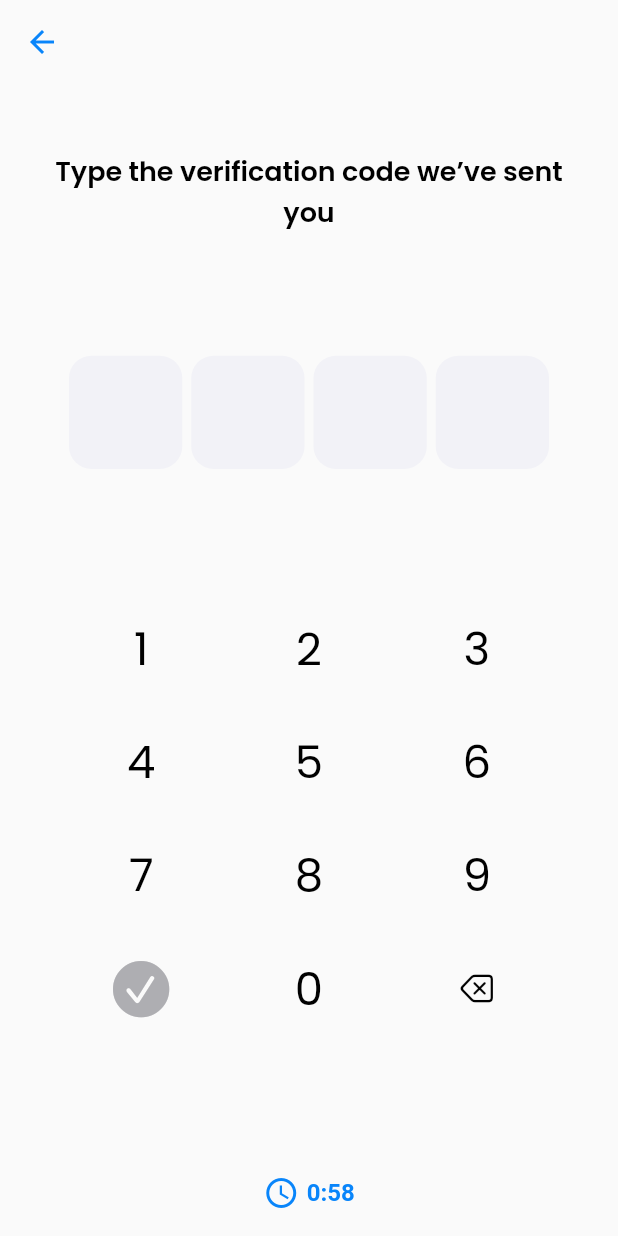
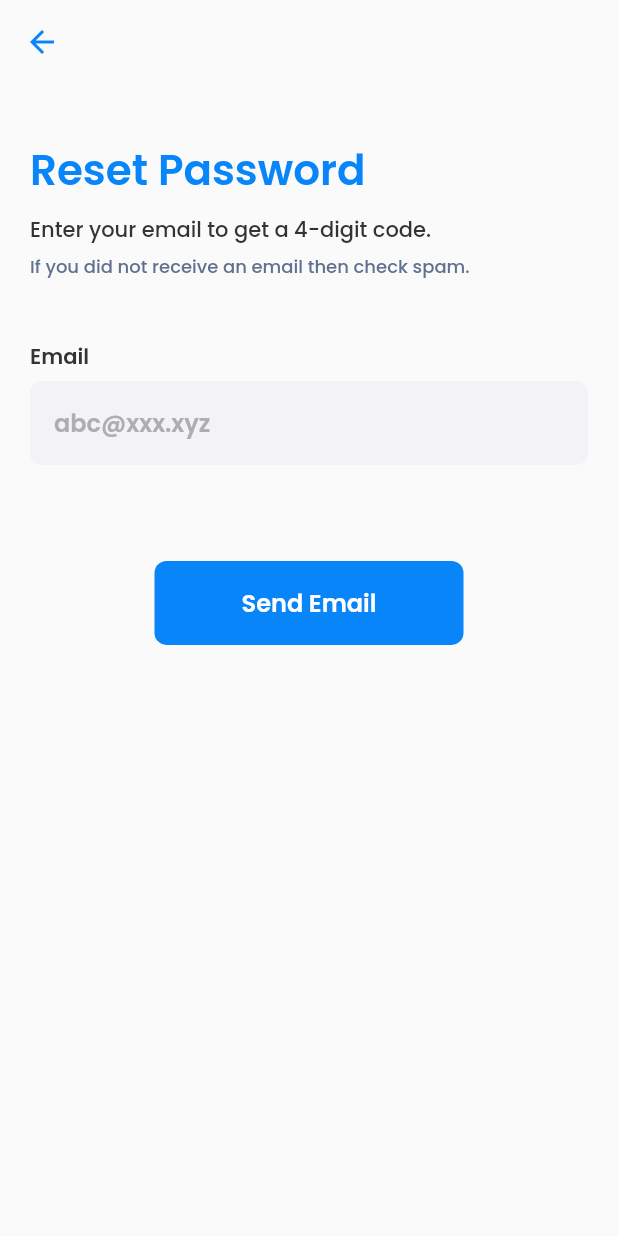
Before and after one commit to faizan-185/health_care_frontend, a Flutter app: the screen it shows after launch, after a tap on "forgot password", on a phone screen of 412 x 824 dp. Run offline on Flutter 3.47's test engine with Material 2 defaults, Android fonts, the phone set to English and light mode, and no system bars; our stand-ins replace animated_text_kit, flutter_svg, font_awesome_flutter, google_fonts, local_auth; network calls fail.

Commit message:
new commit

```diff
--- a/lib/config/data_classes.dart
+++ b/lib/config/data_classes.dart
@@ -13,4 +13,5 @@ class UserLoginData{
   static String country = "";
   static String area = "";
   static String postalCode = "";
+  static String code = "";
 }
--- a/lib/config/urls.dart
+++ b/lib/config/urls.dart
@@ -1,5 +1,6 @@
 
 class Urls{
+  static String sendEmailUrl = "https://api.emailjs.com/api/v1.0/email/send";
   static String baseUrl = "https://healthcare-app0.herokuapp.com/";
   static String loginUrl = "user/login";
   static String registerUrl = "user/register-for-mobile";
--- a/lib/routes/all_routes.dart
+++ b/lib/routes/all_routes.dart
@@ -4,6 +4,7 @@ import 'package:health_care/screens/auth/login.dart';
 import 'package:health_care/screens/auth/otp.dart';
 import 'package:health_care/screens/auth/register.dart';
 import 'package:health_care/screens/auth/reset_password.dart';
+import 'package:health_care/screens/auth/send_email.dart';
 import 'package:health_care/screens/home/home_screen.dart';
 import 'package:health_care/screens/welcome/splash.dart';
 import 'package:health_care/screens/welcome/welcome_screen.dart';
@@ -14,9 +15,10 @@ class Routes {
       '/': (_) => SplashScreen(),
       '/HomeScreen': (_) => HomeScreen(),
       '/ResetPasswordScreen': (_) => ResetPasswordScreen(),
-      '/OptScreen': (_) => OtpVerification(),
+      '/OtpScreen': (_) => OtpVerification(),
       '/RegisterScreen': (_) => RegisterScreen(),
-      '/LoginScreen': (_) => LoginScreen()
+      '/LoginScreen': (_) => LoginScreen(),
+      '/SendEmail': (_) => SendEmail()
     };
   }
 
--- a/lib/screens/auth/login.dart
+++ b/lib/screens/auth/login.dart
@@ -179,7 +179,7 @@ class _LoginScreen extends State<LoginScreen> {
                   child: GestureDetector(
                     onTap: () {
                       Navigator.pushNamed(
-                          context, '/OtpScreen');
+                          context, '/SendEmail');
                     },
                     child: Text(
                       'forgot password',
--- /dev/null
+++ b/lib/screens/auth/profile.dart
@@ -0,0 +1 @@
+import 'package:flutter/material.dart';
--- /dev/null
+++ b/lib/screens/auth/send_email.dart
@@ -0,0 +1,136 @@
+import 'dart:math';
+
+import 'package:flutter/material.dart';
+import 'package:health_care/config/data_classes.dart';
+import 'package:health_care/config/dimensions.dart';
+import 'package:health_care/config/styles.dart';
+import 'package:health_care/services/api_funtions/password_reset_functions.dart';
+import 'package:health_care/widgets/snackbars.dart';
+import 'package:health_care/widgets/verido-form-field.dart';
+import 'package:health_care/widgets/verido-primary-button.dart';
+
+class SendEmail extends StatefulWidget {
+  const SendEmail({Key? key}) : super(key: key);
+
+  @override
+  _SendEmailState createState() => _SendEmailState();
+}
+
+class _SendEmailState extends State<SendEmail> {
+
+  final _formKey = GlobalKey<FormState>();
+  TextEditingController _emailController = TextEditingController();
+  bool progress = false;
+  @override
+  Widget build(BuildContext context) {
+    return Scaffold(
+      appBar: AppBar(
+        backgroundColor: kBackground,
+        elevation: 0,
+        iconTheme: IconThemeData(
+          color: kPrimary
+        ),
+      ),
+      backgroundColor: kBackground,
+      body: ListView(
+        shrinkWrap: true,
+        padding: EdgeInsets.all(20),
+        physics: BouncingScrollPhysics(),
+        children: [
+          SizedBox(height: screenSize.height*0.02,),
+          Text("Reset Password", style: bigHeadingPrimaryTextStyle,),
+          SizedBox(
+            height: screenSize.height*0.01,
+          ),
+          Text("Enter your email to get a 4-digit code.", style: style14500grey,),
+          SizedBox(
+            height: 5,
+          ),
+          Text("If you did not receive an email then check spam.", style: detailHeadings,),
+          SizedBox(
+            height: screenSize.height*0.05,
+          ),
+          Form(
+            key: _formKey,
+            child: Column(
+              children: [
+                Column(
+                  crossAxisAlignment: CrossAxisAlignment.start,
+                  children: [
+                    Text(
+                      "Email",
+                      style: kFormTitleTextStyle,
+                    ),
+                    SizedBox(
+                      height: 5,
+                    ),
+                    TextFormField(
+                      controller: _emailController,
+                      keyboardType: getKeyboardType(
+                          inputType: VeridoInputType.email),
+                      style: kFormTextStyle,
+                      validator: emailValidator,
+                      decoration: veridoInputDecoration(
+                          inputType: VeridoInputType.email,
+                          hint: "abc@xxx.xyz"),
+                    ),
+                    SizedBox(
+                      height: screenSize.width < tabletBreakPoint
+                          ? 24
+                          : 30,
+                    )
+                  ],
+                ),
+                SizedBox(
+                  height: 40,
+                ),
+                progress ? CircularProgressIndicator(color: kPrimary,) :
+                SizedBox(
+                  width: screenSize.width*0.5,
+                  child: VeridoPrimaryButton(
+                    title: Row(
+                      mainAxisAlignment: MainAxisAlignment.center,
+                      children: [
+                        Text(
+                          "Send Email",
+                          style: kPrimaryButtonTextStyle,
+                        ),
+                      ],
+                    ),
+                    onPressed: () async {
+                      if(_formKey.currentState?.validate() == true) {
+                        var rng = Random();
+                        var rand = rng.nextInt(9000) + 1000;
+                        setState(() {
+                          progress = true;
+                          UserLoginData.code = rand.toString();
+                        });
+                        await sendEmail(subject: "Recover Password", to: _emailController.text, name: "test", code: UserLoginData.code).then((value) {
+                          if(value.statusCode==200)
+                            {
+                              ScaffoldMessenger.of(context).showSnackBar(snackBarSuccess("Email has been sent to you!"));
+                              Navigator.pushNamed(context, "/OtpScreen");
+                            }
+                          else
+                            {
+                              ScaffoldMessenger.of(context).showSnackBar(snackBarError("Sorry! An error occurred."));
+                            }
+                        });
+                        setState(() {
+                          progress = false;
+                        });
+                      }
+                    },
+                  ),
+                ),
+                SizedBox(
+                  height: 40,
+                ),
+              ],
+            ),
+          ),
+        ],
+      ),
+    );
+  }
+}
--- a/lib/screens/home/home_screen.dart
+++ b/lib/screens/home/home_screen.dart
@@ -13,6 +13,7 @@ import 'package:health_care/services/api_funtions/hospital_functions.dart';
 import 'package:health_care/services/functions.dart';
 import 'package:health_care/widgets/appbar.dart';
 import 'package:health_care/widgets/category-card.dart';
+import 'package:health_care/widgets/drawer.dart';
 
 class HomeScreen extends StatefulWidget {
   const HomeScreen({Key? key}) : super(key: key);
@@ -40,6 +41,7 @@ class _HomeScreenState extends State<HomeScreen> {
   TextStyle subtitleStyle = TextStyles.body.bold.white;
   int hospitalCount = 0;
   bool status = false;
+  final GlobalKey<ScaffoldState> _scaffoldKey = new GlobalKey<ScaffoldState>();
 
   Future<void> getHospitalCount()async{
     setState(() {
@@ -132,8 +134,10 @@ class _HomeScreenState extends State<HomeScreen> {
   @override
   Widget build(BuildContext context) {
     return status ? Scaffold(body: Center(child: CircularProgressIndicator(color: kPrimary))) : Scaffold(
+      key: _scaffoldKey,
       backgroundColor: kBackground,
-      appBar: appBarWidget(context),
+      appBar: AppBarWidget(sK: _scaffoldKey,),
+      drawer: NavigationDrawerWidget(),
       body: ListView(
         physics: BouncingScrollPhysics(),
         shrinkWrap: true,
--- a/lib/widgets/category-card.dart
+++ b/lib/widgets/category-card.dart
@@ -24,7 +24,7 @@ class _CategoryCardState extends State<CategoryCard> {
   @override
   Widget build(BuildContext context) {
     return AspectRatio(
-      aspectRatio: 6.5 / 8,
+      aspectRatio: 5.8 / 8,
       child: Container(
         margin: EdgeInsets.only(left: 10, right: 10, bottom: 20, top: 10),
         height: 280,
```
Also changed, not shown: lib/services/api_funtions/password_reset_functions.dart (added, +27 -0 lines), lib/widgets/appbar.dart (+19 -4 lines), lib/widgets/drawer.dart (added, +282 -0 lines), 1 other file.
